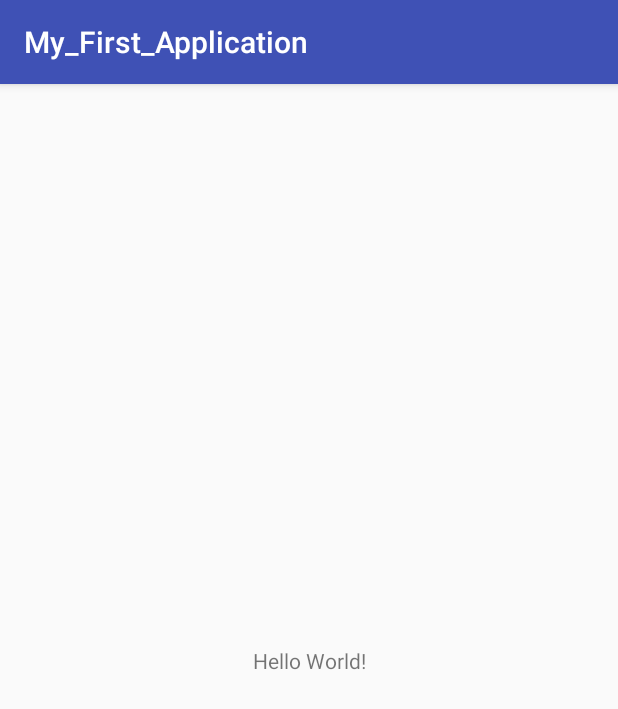
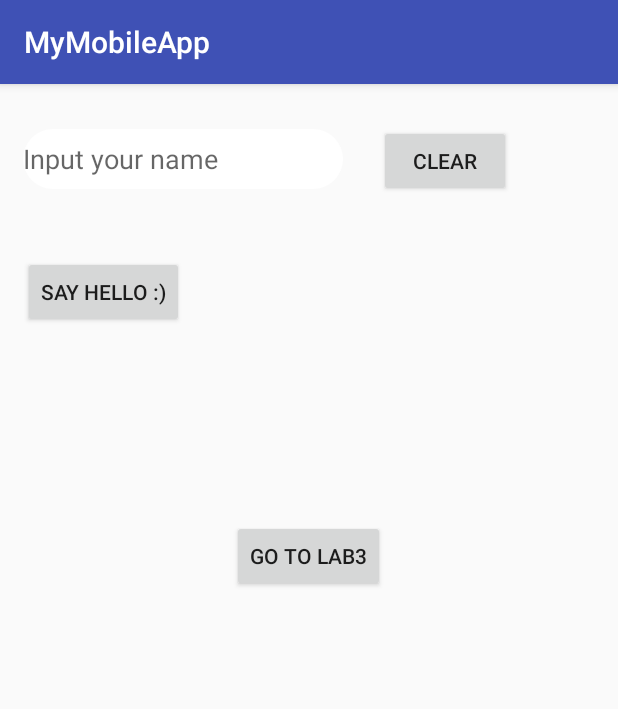
Before and after one commit to ioTWebProject/mobile-programming, an Android app: the screen it shows after launch (MainActivity), on a phone screen of 412 x 824 dp. Shown: the top 709 px of the screen. Run offline under Robolectric (Android 15) with nearby library versions, the phone set to English and light mode, and no system bars.

Commit message:
Add lab 3

```diff
--- a/app/src/main/AndroidManifest.xml
+++ b/app/src/main/AndroidManifest.xml
@@ -16,6 +16,7 @@
                 <category android:name="android.intent.category.LAUNCHER" />
             </intent-filter>
         </activity>
+        <activity android:name=".SignUpActivity"></activity>
     </application>
 
 </manifest>
--- a/app/src/main/java/com/example/urecdakiv/my_first_application/MainActivity.java
+++ b/app/src/main/java/com/example/urecdakiv/my_first_application/MainActivity.java
@@ -1,14 +1,57 @@
 package com.example.urecdakiv.my_first_application;
 
+
+import android.content.Intent;
+import android.os.Bundle;
 import android.support.v7.app.AppCompatActivity;
-import android.os.Bundle;
+import android.view.View;
+import android.widget.Button;
+import android.widget.EditText;
+import android.widget.TextView;
 
-public class MainActivity extends AppCompatActivity {
+public class MainActivity extends AppCompatActivity implements View.OnClickListener {
+    public EditText etName;
+    TextView textWithName;
+    Button clearText, sayHello,nextLabButton;
+    public String name;
 
     @Override
     protected void onCreate(Bundle savedInstanceState) {
         super.onCreate(savedInstanceState);
         setContentView(R.layout.activity_main);
-        System.out.println("Hello World");
+        System.out.println("Hello World :)");
+
+        etName = findViewById(R.id.etName);
+        textWithName = findViewById(R.id.textWithName);
+        clearText = findViewById(R.id.clearText);
+        sayHello = findViewById(R.id.sayHello);
+        nextLabButton = findViewById(R.id.nextLabButton);
+
+        nextLabButton.setOnClickListener(this);
+        sayHello.setOnClickListener(this);
+        clearText.setOnClickListener(this);
+
+    }
+
+    @Override
+    public void onClick(View v) {
+        switch (v.getId()) { // switch to conrol clicks between two different buttons
+            case R.id.clearText:
+                etName.getText().clear();
+                break;
+            case R.id.sayHello:
+                textWithName.setText("Hello, " + etName.getText().toString());// output our congratulation
+                etName.getText().clear();
+                break;
+            case R.id.nextLabButton:
+                Intent intent = new Intent(this, SignUpActivity.class);
+                this.startActivity ( intent );
+                break;
+        }
+    }
+
+
+    @Override
+    public void onPointerCaptureChanged(boolean hasCapture) {
     }
 }
--- /dev/null
+++ b/app/src/main/res/drawable/etname_focused_state.xml
@@ -0,0 +1,17 @@
+<selector xmlns:android="http://schemas.android.com/apk/res/android">
+    <item android:state_enabled="true"
+        android:state_focused="true">
+        <shape android:padding="10dp" android:shape="rectangle">
+            <solid android:color="#FFFFFF" />
+            <stroke android:width="0.5dp" android:color="#ffa0a496" />
+            <corners android:bottomLeftRadius="1dp" android:bottomRightRadius="1dp" android:topLeftRadius="1dp" android:topRightRadius="1dp" />
+        </shape>
+    </item>
+    <item android:state_enabled="false">
+        <shape android:padding="10dp"
+            android:shape="rectangle">
+            <solid android:color="#FFFFFF" />
+            <corners android:bottomLeftRadius="25dp" android:bottomRightRadius="25dp" android:topLeftRadius="25dp" android:topRightRadius="25dp" />
+        </shape>
+    </item>
+</selector>
--- a/app/src/main/res/layout/activity_main.xml
+++ b/app/src/main/res/layout/activity_main.xml
@@ -4,15 +4,76 @@
     xmlns:tools="http://schemas.android.com/tools"
     android:layout_width="match_parent"
     android:layout_height="match_parent"
-    tools:context=".MainActivity">
+    tools:context="com.example.urecdakiv.my_first_application.MainActivity"
+    tools:layout_editor_absoluteY="81dp">
 
-    <TextView
-        android:layout_width="wrap_content"
-        android:layout_height="wrap_content"
-        android:text="Hello World!"
-        app:layout_constraintBottom_toBottomOf="parent"
-        app:layout_constraintLeft_toLeftOf="parent"
-        app:layout_constraintRight_toRightOf="parent"
-        app:layout_constraintTop_toTopOf="parent" />
+    <RelativeLayout
+        android:layout_width="match_parent"
+        android:layout_height="match_parent"
+        android:descendantFocusability="beforeDescendants"
+        android:focusableInTouchMode="true"
+        tools:layout_editor_absoluteX="83dp"
+        tools:layout_editor_absoluteY="0dp">
 
+
+        <EditText
+            android:id="@+id/etName"
+            android:layout_width="wrap_content"
+            android:layout_height="40dp"
+            android:layout_alignParentStart="true"
+            android:layout_alignParentTop="true"
+            android:layout_marginStart="15dp"
+            android:layout_marginTop="30dp"
+            android:background="@drawable/etname_focused_state"
+            android:ems="10"
+            android:hint="Input your name"
+            android:inputType="textPersonName" />
+
+        <EditText
+            android:id="@+id/edt_thief"
+            android:layout_width="0dp"
+            android:layout_height="0dp"
+            android:focusable="true"
+            android:focusableInTouchMode="true" />
+
+        <Button
+            android:id="@+id/clearText"
+            android:layout_width="wrap_content"
+            android:layout_height="wrap_content"
+            android:layout_alignBaseline="@+id/etName"
+            android:layout_alignBottom="@+id/etName"
+            android:layout_marginStart="24dp"
+            android:layout_toEndOf="@+id/etName"
+            android:text="Clear" />
+
+        <Button
+            android:id="@+id/sayHello"
+            android:layout_width="wrap_content"
+            android:layout_height="wrap_content"
+            android:layout_alignParentLeft="true"
+            android:layout_below="@+id/clearText"
+            android:layout_marginLeft="15dp"
+            android:layout_marginTop="39dp"
+            android:text="Say Hello :)" />
+
+        <TextView
+            android:id="@+id/textWithName"
+            android:layout_width="wrap_content"
+            android:layout_height="wrap_content"
+            android:layout_alignEnd="@+id/etName"
+            android:layout_alignParentLeft="true"
+            android:layout_below="@+id/sayHello"
+            android:layout_marginLeft="15dp"
+            android:layout_marginTop="15dp"
+            android:text="" />
+
+        <Button
+            android:id="@+id/nextLabButton"
+            android:layout_width="wrap_content"
+            android:layout_height="wrap_content"
+            android:layout_below="@+id/textWithName"
+            android:layout_centerHorizontal="true"
+            android:layout_marginTop="93dp"
+            android:text="Go to Lab3" />
+    </RelativeLayout>
 </android.support.constraint.ConstraintLayout>
```
Also changed, not shown: app/src/main/java/com/example/urecdakiv/my_first_application/SignUpActivity.java (added, +80 -0 lines), app/src/main/java/com/example/urecdakiv/my_first_application/Validations.java (added, +62 -0 lines), app/src/main/res/layout/activity_sign_up.xml (added, +89 -0 lines), app/src/main/res/values/strings.xml (+7 -1 lines), 3 other files.
